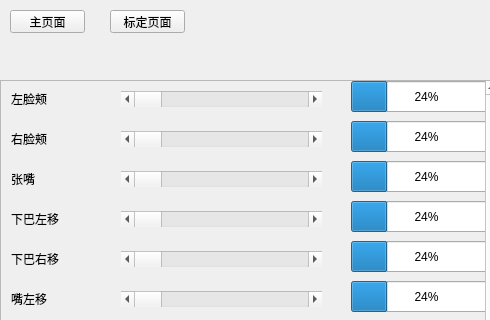
Qt form ui/main_window.ui (paper-tei/paper_tracker) before a commit; both pictures show x 0 to 490 and y 0 to 320 of the 835 by 553 pixel window.
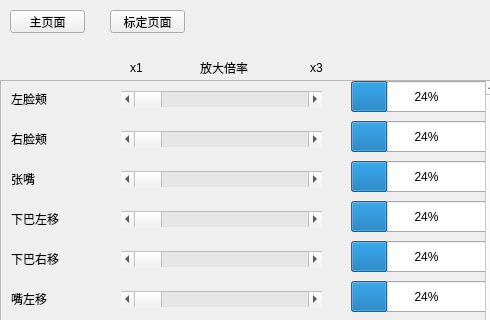
The same form after that commit. The open tabs and pages were chosen to show the change.

```diff
--- a/ui/main_window.ui
+++ b/ui/main_window.ui
@@ -834,6 +834,45 @@
       <string/>
      </property>
     </widget>
+    <widget class="QLabel" name="label_3">
+     <property name="geometry">
+      <rect>
+       <x>200</x>
+       <y>10</y>
+       <width>61</width>
+       <height>16</height>
+      </rect>
+     </property>
+     <property name="text">
+      <string>放大倍率</string>
+     </property>
+    </widget>
+    <widget class="QLabel" name="label_4">
+     <property name="geometry">
+      <rect>
+       <x>310</x>
+       <y>10</y>
+       <width>61</width>
+       <height>16</height>
+      </rect>
+     </property>
+     <property name="text">
+      <string>x3</string>
+     </property>
+    </widget>
+    <widget class="QLabel" name="label_19">
+     <property name="geometry">
+      <rect>
+       <x>130</x>
+       <y>10</y>
+       <width>61</width>
+       <height>16</height>
+      </rect>
+     </property>
+     <property name="text">
+      <string>x1</string>
+     </property>
+    </widget>
    </widget>
   </widget>
   <widget class="QPushButton" name="MainPageButton">
```
Left out of the diff: 12 changed lines with no effect on the pictures.
